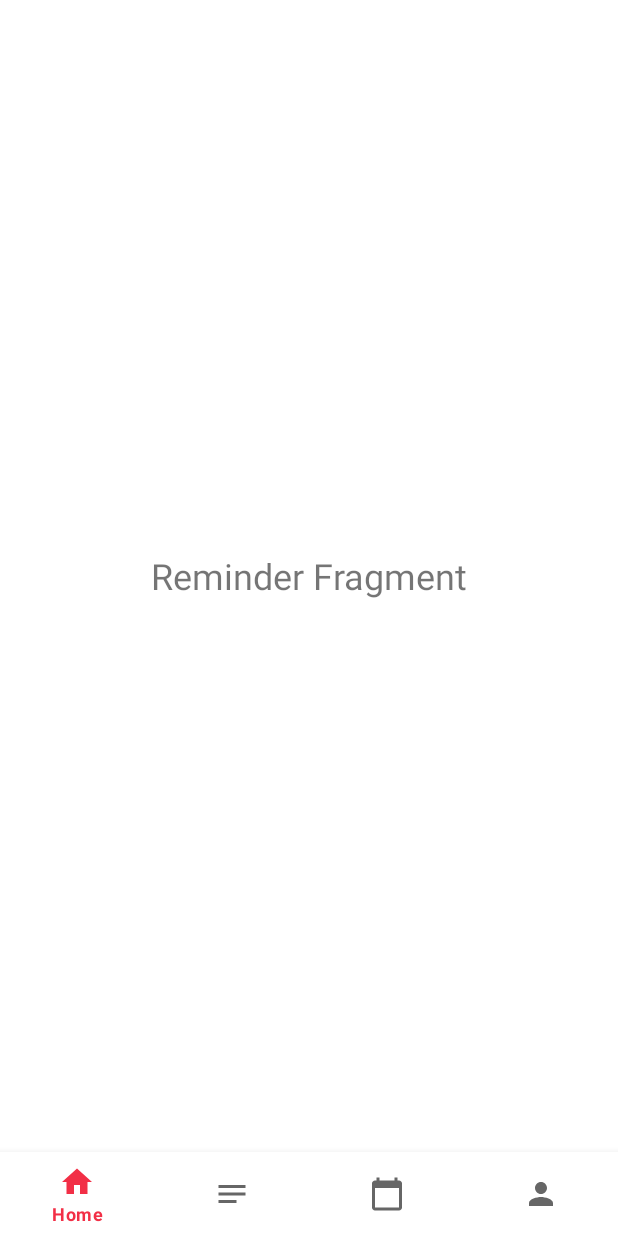
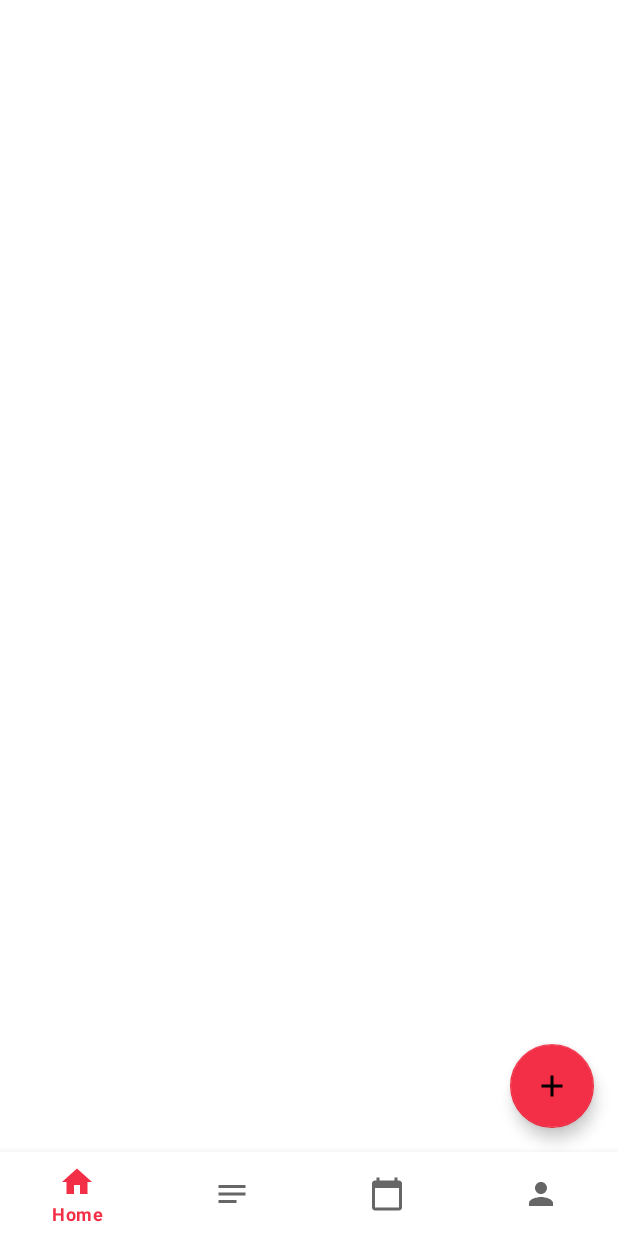
Before and after one commit to DhanushR24/Studify, an Android app: the fragment ReminderFragment placed in its activity, item 2 of the bottom bar chosen, on a phone screen of 412 x 824 dp. Run offline under Robolectric (Android 15) with nearby library versions, the phone set to English and light mode, and no system bars; our stand-ins replace Firebase (no records; nobody signed in at launch, a user with empty details on screens opened directly); Roboto replaces fonts that are not available here; 1 statement that could not run was skipped.

Commit message:
Added reminder task ✨

```diff
--- a/app/src/main/AndroidManifest.xml
+++ b/app/src/main/AndroidManifest.xml
@@ -2,8 +2,9 @@
 <manifest xmlns:android="http://schemas.android.com/apk/res/android"
     package="com.example.studify_madproject">
 
-    <uses-permission android:name="android.permission.INTERNET"/>
-    <uses-permission android:name="android.permission.ACCESS_NETWORK_STATE"/>
+    <uses-permission android:name="android.permission.INTERNET" />
+    <uses-permission android:name="android.permission.ACCESS_NETWORK_STATE" />
+
     <application
         android:allowBackup="true"
         android:icon="@mipmap/student_icon96"
--- /dev/null
+++ b/app/src/main/java/com/example/studify_madproject/Adapter/ToDoAdapter.java
@@ -0,0 +1,83 @@
+package com.example.studify_madproject.Adapter;
+
+import android.view.LayoutInflater;
+import android.view.View;
+import android.view.ViewGroup;
+import android.widget.CheckBox;
+import android.widget.CompoundButton;
+import android.widget.TextView;
+
+import androidx.annotation.NonNull;
+import androidx.fragment.app.Fragment;
+import androidx.fragment.app.FragmentActivity;
+import androidx.recyclerview.widget.RecyclerView;
+
+import com.example.studify_madproject.MainActivity;
+import com.example.studify_madproject.R;
+import com.example.studify_madproject.model.ToDoModel;
+import com.google.firebase.firestore.FirebaseFirestore;
+
+import java.util.List;
+
+public class ToDoAdapter extends RecyclerView.Adapter<ToDoAdapter.MyViewHoder> {
+
+    public List<ToDoModel> toDoList;
+    private FragmentActivity activity;
+    private FirebaseFirestore firestore;
+    public ToDoAdapter(FragmentActivity mainActivity, List<ToDoModel> toDoList){
+        this.toDoList=toDoList;
+        activity=mainActivity;
+    }
+
+    @NonNull
+    @Override
+    public MyViewHoder onCreateViewHolder(@NonNull ViewGroup parent, int viewType) {
+        View view= LayoutInflater.from(activity).inflate(R.layout.single_task,parent,false);
+        firestore=FirebaseFirestore.getInstance();
+        return new MyViewHoder(view);
+    }
+
+    @Override
+    public void onBindViewHolder(@NonNull MyViewHoder holder, int position) {
+        ToDoModel toDoModel=toDoList.get(position);
+        holder.checkBox.setText(toDoModel.getTask());
+        holder.dueDate.setText("Due On " +toDoModel.getDue());
+
+        holder.checkBox.setChecked(toBoolean(toDoModel.getStatus()));
+        holder.checkBox.setOnCheckedChangeListener(new CompoundButton.OnCheckedChangeListener() {
+            @Override
+            public void onCheckedChanged(CompoundButton compoundButton, boolean isChecked) {
+                if(isChecked){
+                    firestore.collection("task").document(toDoModel.TaskId).update("status",1);
+                }
+                else{
+                    firestore.collection("task").document(toDoModel.TaskId).update("status",0);
+                }
+            }
+        });
+    }
+
+    private boolean toBoolean(int status){
+        //return true if status is 1
+        return status!=0;
+    }
+
+    @Override
+    public int getItemCount() {
+        return toDoList.size();
+    }
+
+    public class MyViewHoder extends RecyclerView.ViewHolder{
+        TextView dueDate;
+        CheckBox  checkBox;
+
+        public MyViewHoder(@NonNull View itemView) {
+            super(itemView);
+
+            dueDate=itemView.findViewById(R.id.due_date);
+            checkBox=itemView.findViewById(R.id.checkbox1);
+        }
+    }
+
+
+}
--- a/app/src/main/java/com/example/studify_madproject/EditNote.java
+++ b/app/src/main/java/com/example/studify_madproject/EditNote.java
@@ -40,7 +40,7 @@ public class EditNote extends AppCompatActivity {
 
         tl = findViewById(R.id.toolbar);
         setSupportActionBar(tl);
-        getSupportActionBar().setDisplayHomeAsUpEnabled(true);
+        //getSupportActionBar().setDisplayHomeAsUpEnabled(true);
 
         fStore = FirebaseFirestore.getInstance();
         fAuth = FirebaseAuth.getInstance();
--- a/app/src/main/java/com/example/studify_madproject/ReminderFragment.java
+++ b/app/src/main/java/com/example/studify_madproject/ReminderFragment.java
@@ -2,11 +2,29 @@ package com.example.studify_madproject;
 
 import android.os.Bundle;
 
+import androidx.annotation.NonNull;
+import androidx.annotation.Nullable;
 import androidx.fragment.app.Fragment;
+import androidx.recyclerview.widget.LinearLayoutManager;
+import androidx.recyclerview.widget.RecyclerView;
 
 import android.view.LayoutInflater;
 import android.view.View;
 import android.view.ViewGroup;
+
+import com.example.studify_madproject.Adapter.ToDoAdapter;
+import com.example.studify_madproject.model.ToDoModel;
+import com.google.android.material.floatingactionbutton.FloatingActionButton;
+import com.google.firebase.firestore.DocumentChange;
+import com.google.firebase.firestore.EventListener;
+import com.google.firebase.firestore.FirebaseFirestore;
+import com.google.firebase.firestore.FirebaseFirestoreException;
+import com.google.firebase.firestore.QuerySnapshot;
+
+import java.util.ArrayList;
+import java.util.Collection;
+import java.util.Collections;
+import java.util.List;
 
 /**
  * A simple {@link Fragment} subclass.
@@ -19,6 +37,12 @@ public class ReminderFragment extends Fragment {
     // the fragment initialization parameters, e.g. ARG_ITEM_NUMBER
     private static final String ARG_PARAM1 = "param1";
     private static final String ARG_PARAM2 = "param2";
+
+    private RecyclerView recyclerView;
+    private FloatingActionButton floatingActionButton;
+    private FirebaseFirestore firestore;
+    private ToDoAdapter adapter;
+    private List<ToDoModel> modelList;
 
     // TODO: Rename and change types of parameters
     private String mParam1;
@@ -49,6 +73,7 @@ public class ReminderFragment extends Fragment {
     @Override
     public void onCreate(Bundle savedInstanceState) {
         super.onCreate(savedInstanceState);
+
         if (getArguments() != null) {
             mParam1 = getArguments().getString(ARG_PARAM1);
             mParam2 = getArguments().getString(ARG_PARAM2);
@@ -61,4 +86,48 @@ public class ReminderFragment extends Fragment {
         // Inflate the layout for this fragment
         return inflater.inflate(R.layout.fragment_reminder, container, false);
     }
+
+    @Override
+    public void onViewCreated(@NonNull View view, @Nullable Bundle savedInstanceState) {
+        super.onViewCreated(view, savedInstanceState);
+        recyclerView=view.findViewById(R.id.recycleView);
+        floatingActionButton=view.findViewById(R.id.floatingActionButton);
+        firestore=FirebaseFirestore.getInstance();
+
+        recyclerView.setHasFixedSize(true);
+        recyclerView.setLayoutManager(new LinearLayoutManager(getContext()));
+        //When floating button is clicked
+        floatingActionButton.setOnClickListener(new View.OnClickListener() {
+            @Override
+            public void onClick(View view) {
+               AddNewTask.newInstance().show(getActivity().getSupportFragmentManager(),AddNewTask.TAG );
+            }
+        });
+        modelList=new ArrayList<>();
+      adapter=new ToDoAdapter( getActivity(),modelList);
+      recyclerView.setAdapter(adapter);
+      showData();
+
+    }
+
+    private void showData(){
+        firestore.collection("task").addSnapshotListener(new EventListener<QuerySnapshot>() {
+            @Override
+            public void onEvent(@Nullable QuerySnapshot value, @Nullable FirebaseFirestoreException error) {
+                for(DocumentChange documentChange:value.getDocumentChanges()){
+                    if(documentChange.getType() == DocumentChange.Type.ADDED){
+                        String id=documentChange.getDocument().getId();
+                        ToDoModel toDoModel=documentChange.getDocument().toObject(ToDoModel.class).withId(id);
+                        modelList.add(toDoModel);
+                        adapter.notifyDataSetChanged();
+
+                    }
+                }
+                Collections.reverse(modelList);
+            }
+        });
+    }
+
+
+
 }
--- a/app/src/main/res/drawable/ic_baseline_calendar_today_24.xml
+++ b/app/src/main/res/drawable/ic_baseline_calendar_today_24.xml
@@ -1,10 +1,5 @@
-<vector xmlns:android="http://schemas.android.com/apk/res/android"
-    android:width="24dp"
-    android:height="24dp"
-    android:viewportWidth="24"
-    android:viewportHeight="24"
-    android:tint="?attr/colorControlNormal">
-  <path
-      android:fillColor="@android:color/white"
-      android:pathData="M20,3h-1L19,1h-2v2L7,3L7,1L5,1v2L4,3c-1.1,0 -2,0.9 -2,2v16c0,1.1 0.9,2 2,2h16c1.1,0 2,-0.9 2,-2L22,5c0,-1.1 -0.9,-2 -2,-2zM20,21L4,21L4,8h16v13z"/>
+<vector android:height="24dp" android:tint="#D75D5D"
+    android:viewportHeight="24" android:viewportWidth="24"
+    android:width="24dp" xmlns:android="http://schemas.android.com/apk/res/android">
+    <path android:fillColor="@android:color/white" android:pathData="M20,3h-1L19,1h-2v2L7,3L7,1L5,1v2L4,3c-1.1,0 -2,0.9 -2,2v16c0,1.1 0.9,2 2,2h16c1.1,0 2,-0.9 2,-2L22,5c0,-1.1 -0.9,-2 -2,-2zM20,21L4,21L4,8h16v13z"/>
 </vector>
--- a/app/src/main/res/layout/fragment_reminder.xml
+++ b/app/src/main/res/layout/fragment_reminder.xml
@@ -1,18 +1,37 @@
 <?xml version="1.0" encoding="utf-8"?>
 <FrameLayout xmlns:android="http://schemas.android.com/apk/res/android"
+    xmlns:app="http://schemas.android.com/apk/res-auto"
     xmlns:tools="http://schemas.android.com/tools"
     android:layout_width="match_parent"
     android:layout_height="match_parent"
     tools:context=".ReminderFragment">
 
     <!-- TODO: Update blank fragment layout -->
-    <TextView
-        android:layout_width="wrap_content"
-        android:layout_height="wrap_content"
-        android:text="Reminder Fragment"
 
-        android:textSize="24dp"
+    <androidx.constraintlayout.widget.ConstraintLayout
+        android:layout_width="match_parent"
+        android:layout_height="match_parent">
 
-        android:layout_gravity="center"
-        />
+        <androidx.recyclerview.widget.RecyclerView
+            android:id="@+id/recycleView"
+            android:layout_width="409dp"
+            android:layout_height="729dp"
+            app:layout_constraintBottom_toBottomOf="parent"
+            app:layout_constraintEnd_toEndOf="parent"
+            app:layout_constraintStart_toStartOf="parent"
+            app:layout_constraintTop_toTopOf="parent" />
+
+        <com.google.android.material.floatingactionbutton.FloatingActionButton
+            android:id="@+id/floatingActionButton"
+            android:layout_width="wrap_content"
+            android:layout_height="wrap_content"
+            android:layout_marginEnd="16dp"
+            android:layout_marginBottom="16dp"
+            android:clickable="true"
+            android:src="@drawable/ic_baseline_add_24"
+            app:backgroundTint="@color/pink_primary"
+            app:layout_constraintBottom_toBottomOf="parent"
+            app:layout_constraintEnd_toEndOf="parent"
+            app:tint="@color/black" />
+    </androidx.constraintlayout.widget.ConstraintLayout>
 </FrameLayout>
--- a/app/src/main/res/values/strings.xml
+++ b/app/src/main/res/values/strings.xml
@@ -13,4 +13,5 @@
     <string name="hello_second_fragment">Hello second fragment. Arg: %1$s</string>
     <string name="title_activity_note_details">NoteDetails</string>
     <string name="title_activity_add_note">AddNote</string>
+    <string name="title_activity_splash">SplashActivity</string>
 </resources>
--- a/app/src/main/res/values/themes.xml
+++ b/app/src/main/res/values/themes.xml
@@ -27,4 +27,9 @@
     <style name="Theme.StudifyMADProject.AppBarOverlay" parent="ThemeOverlay.AppCompat.Dark.ActionBar" />
 
     <style name="Theme.StudifyMADProject.PopupOverlay" parent="ThemeOverlay.AppCompat.Light" />
+
+    <style name="DialogTheme" parent="Theme.AppCompat.Light.Dialog">
+        <item name="colorAccent">@color/pink_primary</item>
+    </style>
+
 </resources>
```
Also changed, not shown: app/src/main/java/com/example/studify_madproject/AddNewTask.java (added, +157 -0 lines), app/src/main/java/com/example/studify_madproject/OnDialogCloseListener.java (added, +8 -0 lines), app/src/main/java/com/example/studify_madproject/model/TaskId.java (added, +17 -0 lines), app/src/main/java/com/example/studify_madproject/model/ToDoModel.java (added, +20 -0 lines), app/src/main/res/layout/add_new_task.xml (added, +48 -0 lines), app/src/main/res/layout/single_task.xml (added, +51 -0 lines), app/src/main/res/navigation/nav_graph.xml (added, +28 -0 lines).
